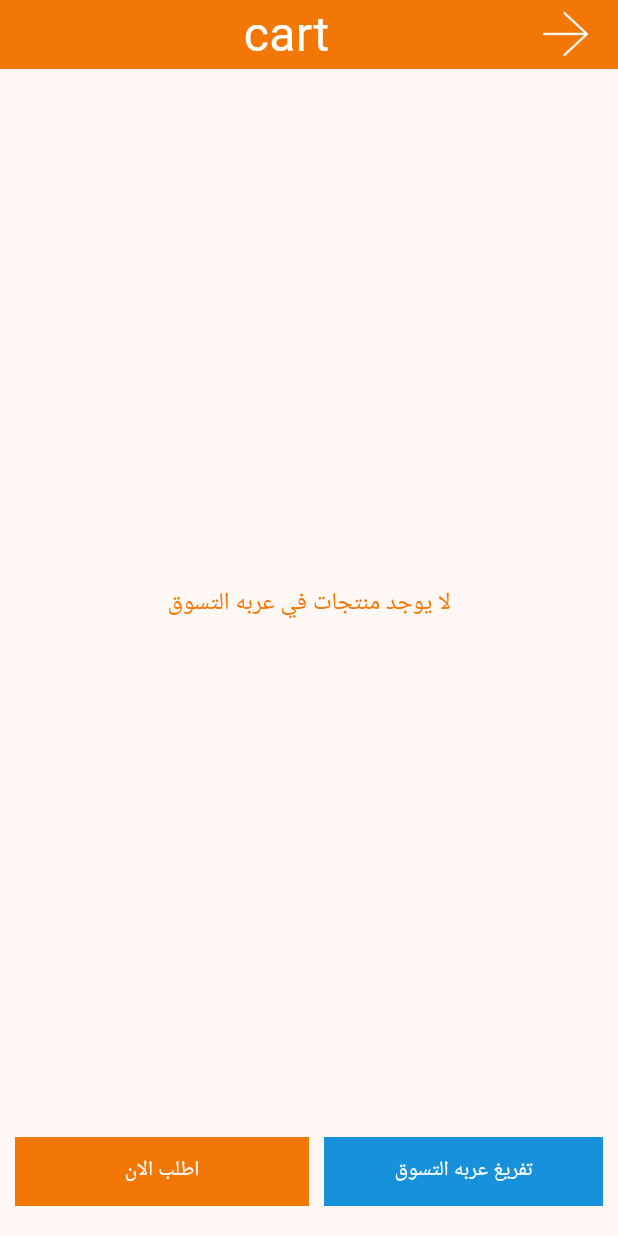
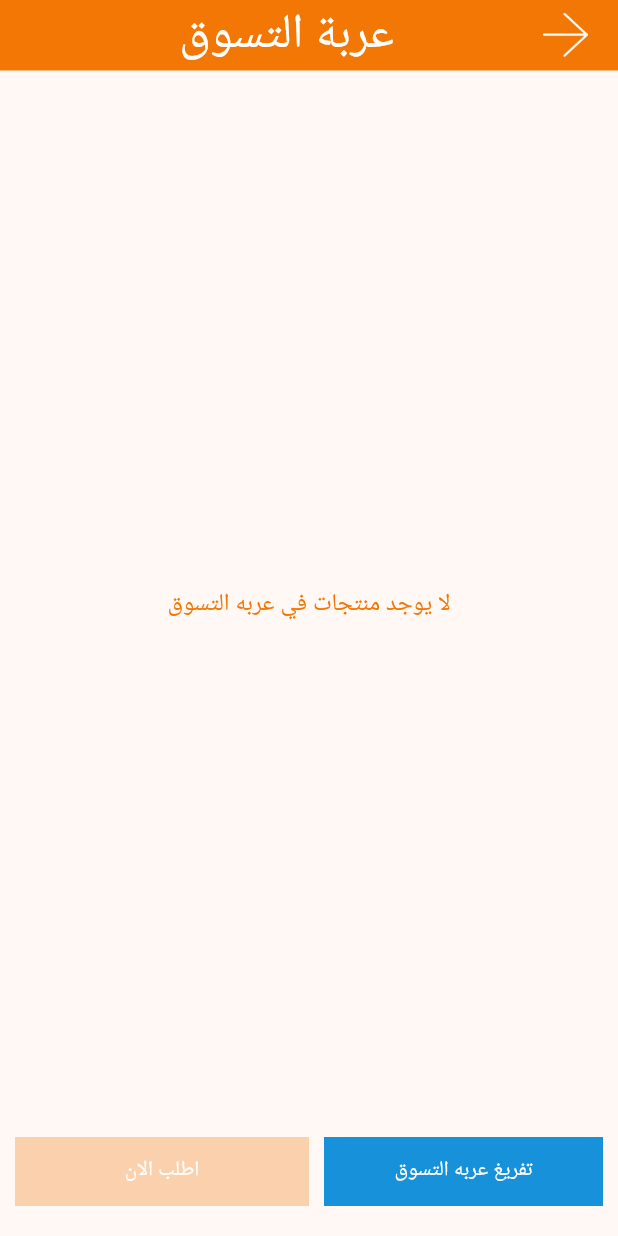
Before and after one commit to AymanOmara/ibn_sina_flutter, a Flutter app: the CartScreen screen opened by its route, on a phone screen of 412 x 824 dp. Run offline on Flutter 3.47's test engine with Material 3 defaults, Android fonts, the phone set to English and light mode, and no system bars; our stand-ins replace bloc, cached_network_image, dio, flutter_bloc, get, get_it and 2 more; accounts and stored records are empty; network calls fail.

```diff
--- a/data/lib/features/order/model/order_model.dart
+++ b/data/lib/features/order/model/order_model.dart
@@ -93,9 +93,7 @@ class OrderModel implements DecodeAble<OrderModel?, String> {
     String jsonString = document.rootElement.innerText;
     dynamic jsonData = jsonDecode(jsonString);
     return OrderModel.fromJson(
-      jsonDecode(
-        jsonData,
-      ),
+        jsonData
     );
   }
   OrderEntity toEntity() {
--- a/lib/core/di/injector.dart
+++ b/lib/core/di/injector.dart
@@ -1,5 +1,6 @@
 import 'package:domain/features/products/entity/product_entity.dart';
 import 'package:get_it/get_it.dart';
+import 'package:ibn_sina_flutter/core/display/i_success_able.dart';
 import 'package:ibn_sina_flutter/features/app/business_logic/app_cubit.dart';
 import 'package:ibn_sina_flutter/features/authentication/login/business_logic/login_cubit.dart';
 import 'package:ibn_sina_flutter/features/authentication/registration/business_logic/registration_cubit.dart';
@@ -33,5 +34,5 @@ void registerDependencies(GetIt diInjector) async {
   getIt.registerFactoryParam((p1, _) => ProductsCubit(p1 as HomeCategoryDisplay, diInjector()));
   getIt.registerFactoryParam((p1, _) => ProductDetailsCubit(p1 as ProductEntity));
   getIt.registerSingleton(CartCubit(diInjector(), diInjector(), diInjector(), diInjector()));
-  getIt.registerFactory(() => SubmitOrderCubit(diInjector(),diInjector()));
+  getIt.registerFactoryParam((p1, _) => SubmitOrderCubit(diInjector(),diInjector(),p1 as ISuccessAble));
 }
--- /dev/null
+++ b/lib/core/display/i_success_able.dart
@@ -0,0 +1,3 @@
+abstract interface class ISuccessAble {
+  void onSuccess();
+}
--- a/lib/core/display/validation_rule.dart
+++ /dev/null
@@ -1,6 +0,0 @@
-class ValidationRule {
-  final String message;
-  final bool Function(String input) validate;
-
-  ValidationRule(this.message, this.validate);
-}
--- a/lib/core/routing/app_router.dart
+++ b/lib/core/routing/app_router.dart
@@ -3,6 +3,7 @@ import 'package:flutter/material.dart';
 import 'package:flutter_bloc/flutter_bloc.dart';
 import 'package:get/get.dart';
 import 'package:ibn_sina_flutter/core/di/injector.dart';
+import 'package:ibn_sina_flutter/core/display/i_success_able.dart';
 import 'package:ibn_sina_flutter/core/routing/app_routes.dart';
 import 'package:ibn_sina_flutter/features/authentication/login/business_logic/login_cubit.dart';
 import 'package:ibn_sina_flutter/features/authentication/login/presentation/page/login_screen.dart';
@@ -84,7 +85,9 @@ class AppRouter {
         return DialogRoute(
           context: Get.context!,
           builder: (_) => BlocProvider(
-            create: (context) => getIt<SubmitOrderCubit>(),
+            create: (context) => getIt<SubmitOrderCubit>(
+              param1: settings.arguments as ISuccessAble,
+            ),
             child: SubmitOrderScreen(),
           ),
         );
--- a/lib/core/translation_service/ar.dart
+++ b/lib/core/translation_service/ar.dart
@@ -88,5 +88,7 @@ Map<String, String> ar = {
   "payment_visa": "فيزا",
   "end_time": "وقت الانتهاء",
   "start_time": "وقت البدء",
-  "order_created_successfully": "تم إنشاء الطلب بنجاح"
+  "order_created_successfully": "تم إنشاء الطلب بنجاح",
+  "select_governorate": "حدد المحافظة",
+  "cart":"عربة التسوق"
 };
--- a/lib/core/translation_service/en.dart
+++ b/lib/core/translation_service/en.dart
@@ -88,5 +88,7 @@ Map<String, String> en = {
   "payment_visa": "Visa",
   "end_time": "End Time",
   "start_time": "Start Time",
-  "order_created_successfully": "Order created successfully"
+  "order_created_successfully": "Order created successfully",
+  "select_governorate":"Select Governorate",
+  "cart":"Cart"
 };
--- a/lib/features/cart/business_logic/cart_cubit.dart
+++ b/lib/features/cart/business_logic/cart_cubit.dart
@@ -5,11 +5,12 @@ import 'package:domain/features/cart/use_case/empty_cart_use_case.dart';
 import 'package:domain/features/cart/use_case/get_cart_products.dart';
 import 'package:domain/features/cart/use_case/remove_from_cart.dart';
 import 'package:domain/features/products/entity/product_entity.dart';
+import 'package:ibn_sina_flutter/core/display/i_success_able.dart';
 import 'package:meta/meta.dart';
 
 part 'cart_state.dart';
 
-class CartCubit extends Cubit<CartState> {
+class CartCubit extends Cubit<CartState> implements ISuccessAble {
   CartCubit(
     this._removeCartProductUseCase,
     this._getCartProductUseCase,
@@ -37,4 +38,9 @@ class CartCubit extends Cubit<CartState> {
     products.clear();
     emit(CartInitial());
   }
+
+  @override
+  void onSuccess() {
+    clear();
+  }
 }
--- a/lib/features/cart/presentation/page/cart_screen.dart
+++ b/lib/features/cart/presentation/page/cart_screen.dart
@@ -6,7 +6,6 @@ import 'package:ibn_sina_flutter/core/ui/sina_top_navigation_bar.dart';
 import 'package:ibn_sina_flutter/core/ui/theme/colors.dart';
 import 'package:ibn_sina_flutter/features/cart/business_logic/cart_cubit.dart';
 import 'package:ibn_sina_flutter/features/cart/presentation/widgets/cart_widget.dart';
-import 'package:ibn_sina_flutter/features/submit_order/presentation/page/submit_order_screen.dart';
 
 class CartScreen extends StatelessWidget {
   const CartScreen({super.key});
@@ -70,16 +69,20 @@ class CartScreen extends StatelessWidget {
                     ),
                     InkWell(
                       onTap: () {
+                        if (cubit.products.isEmpty) return;
                         Navigator.pushNamed(
                           context,
                           AppRoutes.order,
+                          arguments: cubit
                         );
                       },
                       child: Container(
                         alignment: Alignment.center,
                         width: Get.width / 2 - 10,
                         constraints: BoxConstraints(minHeight: 46),
-                        decoration: BoxDecoration(color: orangeColor),
+                        decoration: BoxDecoration(
+                          color: orangeColor.withOpacity(cubit.products.isEmpty ?0.3 :1),
+                        ),
                         child: Text(
                           "order_now".tr,
                           style: TextStyle(
```
Also changed, not shown: lib/features/submit_order/business_logic/submit_order_cubit.dart (+12 -10 lines), lib/features/submit_order/presentation/page/submit_order_screen.dart (+8 -3 lines), lib/features/submit_order/presentation/widgets/government_drop_down.dart (+10 -4 lines).
